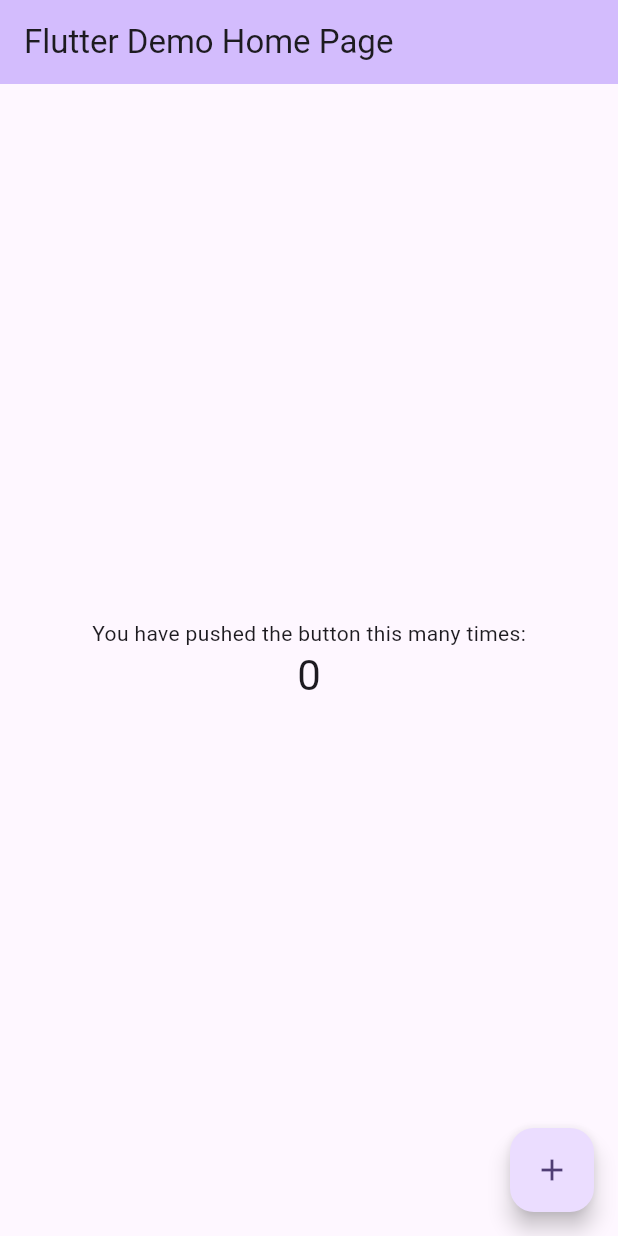
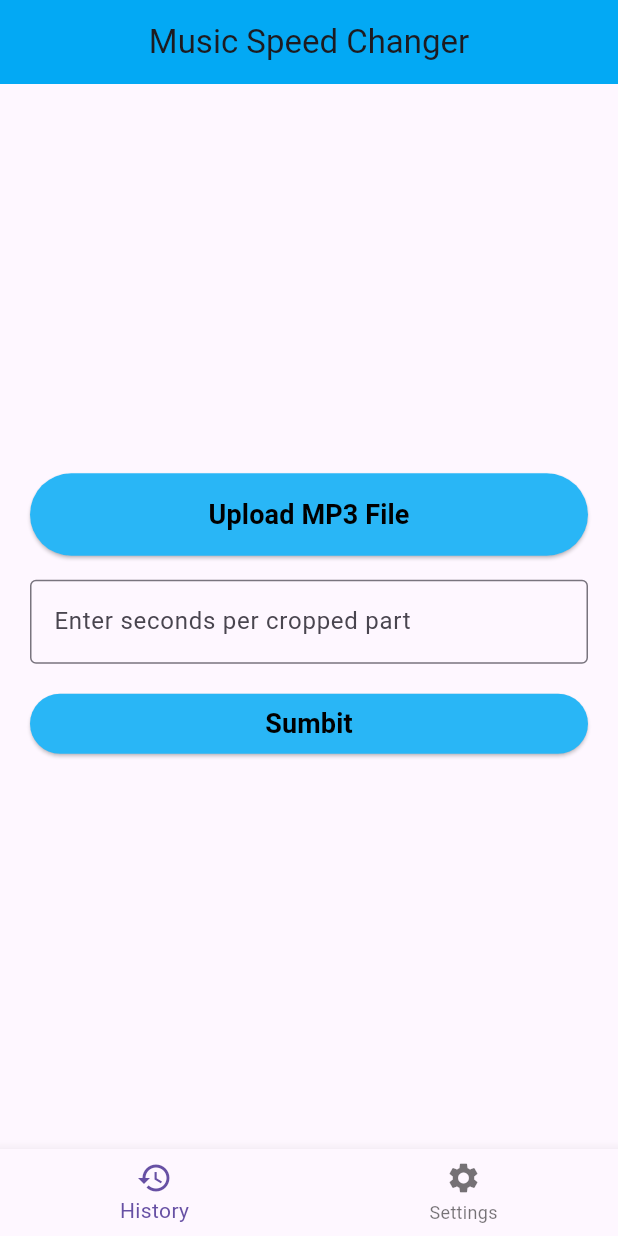
Before and after one commit to Haytam04/music_speed_changer, a Flutter app: the screen it shows after launch, on a phone screen of 412 x 824 dp. Run offline on Flutter 3.47's test engine with Material 3 defaults, Android fonts, the phone set to English and light mode, and no system bars; our stand-ins replace file_picker.

Commit message:
home page & upload feature

```diff
--- a/lib/main.dart
+++ b/lib/main.dart
@@ -1,125 +1,10 @@
 import 'package:flutter/material.dart';
+import 'package:music_speed_changer/pages/home_page.dart';
+
 
 void main() {
-  runApp(const MyApp());
+  runApp(const MaterialApp(
+    home: HomePage()
+    )
+  );
 }
-
-class MyApp extends StatelessWidget {
-  const MyApp({super.key});
-
-  // This widget is the root of your application.
-  @override
-  Widget build(BuildContext context) {
-    return MaterialApp(
-      title: 'Flutter Demo',
-      theme: ThemeData(
-        // This is the theme of your application.
-        //
-        // TRY THIS: Try running your application with "flutter run". You'll see
-        // the application has a purple toolbar. Then, without quitting the app,
-        // try changing the seedColor in the colorScheme below to Colors.green
-        // and then invoke "hot reload" (save your changes or press the "hot
-        // reload" button in a Flutter-supported IDE, or press "r" if you used
-        // the command line to start the app).
-        //
-        // Notice that the counter didn't reset back to zero; the application
-        // state is not lost during the reload. To reset the state, use hot
-        // restart instead.
-        //
-        // This works for code too, not just values: Most code changes can be
-        // tested with just a hot reload.
-        colorScheme: ColorScheme.fromSeed(seedColor: Colors.deepPurple),
-        useMaterial3: true,
-      ),
-      home: const MyHomePage(title: 'Flutter Demo Home Page'),
-    );
-  }
-}
-
-class MyHomePage extends StatefulWidget {
-  const MyHomePage({super.key, required this.title});
-
-  // This widget is the home page of your application. It is stateful, meaning
-  // that it has a State object (defined below) that contains fields that affect
-  // how it looks.
-
-  // This class is the configuration for the state. It holds the values (in this
-  // case the title) provided by the parent (in this case the App widget) and
-  // used by the build method of the State. Fields in a Widget subclass are
-  // always marked "final".
-
-  final String title;
-
-  @override
-  State<MyHomePage> createState() => _MyHomePageState();
-}
-
-class _MyHomePageState extends State<MyHomePage> {
-  int _counter = 0;
-
-  void _incrementCounter() {
-    setState(() {
-      // This call to setState tells the Flutter framework that something has
-      // changed in this State, which causes it to rerun the build method below
-      // so that the display can reflect the updated values. If we changed
-      // _counter without calling setState(), then the build method would not be
-      // called again, and so nothing would appear to happen.
-      _counter++;
-    });
-  }
-
-  @override
-  Widget build(BuildContext context) {
-    // This method is rerun every time setState is called, for instance as done
-    // by the _incrementCounter method above.
-    //
-    // The Flutter framework has been optimized to make rerunning build methods
-    // fast, so that you can just rebuild anything that needs updating rather
-    // than having to individually change instances of widgets.
-    return Scaffold(
-      appBar: AppBar(
-        // TRY THIS: Try changing the color here to a specific color (to
-        // Colors.amber, perhaps?) and trigger a hot reload to see the AppBar
-        // change color while the other colors stay the same.
-        backgroundColor: Theme.of(context).colorScheme.inversePrimary,
-        // Here we take the value from the MyHomePage object that was created by
-        // the App.build method, and use it to set our appbar title.
-        title: Text(widget.title),
-      ),
-      body: Center(
-        // Center is a layout widget. It takes a single child and positions it
-        // in the middle of the parent.
-        child: Column(
-          // Column is also a layout widget. It takes a list of children and
-          // arranges them vertically. By default, it sizes itself to fit its
-          // children horizontally, and tries to be as tall as its parent.
-          //
-          // Column has various properties to control how it sizes itself and
-          // how it positions its children. Here we use mainAxisAlignment to
-          // center the children vertically; the main axis here is the vertical
-          // axis because Columns are vertical (the cross axis would be
-          // horizontal).
-          //
-          // TRY THIS: Invoke "debug painting" (choose the "Toggle Debug Paint"
-          // action in the IDE, or press "p" in the console), to see the
-          // wireframe for each widget.
-          mainAxisAlignment: MainAxisAlignment.center,
-          children: <Widget>[
-            const Text(
-              'You have pushed the button this many times:',
-            ),
-            Text(
-              '$_counter',
-              style: Theme.of(context).textTheme.headlineMedium,
-            ),
-          ],
-        ),
-      ),
-      floatingActionButton: FloatingActionButton(
-        onPressed: _incrementCounter,
-        tooltip: 'Increment',
-        child: const Icon(Icons.add),
-      ), // This trailing comma makes auto-formatting nicer for build methods.
-    );
-  }
-}
--- a/lib/pages/home_page.dart
+++ b/lib/pages/home_page.dart
@@ -0,0 +1,134 @@
+import 'dart:io';
+
+import 'package:file_picker/file_picker.dart';
+import 'package:flutter/material.dart';
+import 'package:music_speed_changer/pages/history_page.dart';
+import 'package:music_speed_changer/pages/play_page.dart';
+import 'package:music_speed_changer/pages/settings_page.dart';
+import 'package:path_provider/path_provider.dart';
+
+class HomePage extends StatefulWidget {
+  const HomePage({super.key});
+
+  @override
+  State<HomePage> createState() => _HomePageState();
+}
+
+class _HomePageState extends State<HomePage> {
+
+  File? selectedFile; // To store the uploaded MP3 file
+  final TextEditingController secondsController = TextEditingController();
+
+  Future<void> pickMp3File() async {
+    FilePickerResult? result = await FilePicker.platform.pickFiles(
+      type: FileType.custom,
+      allowedExtensions: ['mp3'],
+    );
+
+    if (result != null) {
+      File file = File(result.files.single.path!);
+      Directory appStorage = await getApplicationDocumentsDirectory();
+      String newPath = '${appStorage.path}/${file.uri.pathSegments.last}';
+      File storedFile = await file.copy(newPath);
+
+      setState(() {
+        selectedFile = storedFile;
+      });
+    }
+  }
+
+  void submitForm() {
+    if (selectedFile == null || secondsController.text.isEmpty) {
+      ScaffoldMessenger.of(context).showSnackBar(
+         const SnackBar(content: Text('Please upload an MP3 file and enter a duration.')),
+      );
+      return;
+    }
+
+    Navigator.push(
+      context,
+      MaterialPageRoute(builder: (context) => const PlayPage()),
+    );
+  }
+
+
+  @override
+  Widget build(BuildContext context) {
+    return Scaffold(
+      appBar: AppBar(
+        title: const Text("Music Speed Changer"),
+        backgroundColor: Colors.lightBlue,
+        centerTitle: true,
+      ),
+      body: Padding(
+        padding: const EdgeInsets.all(20.0),
+        child: Column(
+          crossAxisAlignment: CrossAxisAlignment.stretch,
+          mainAxisAlignment: MainAxisAlignment.center,
+          children: [
+            ElevatedButton(
+              onPressed: pickMp3File,
+              style: ElevatedButton.styleFrom(
+                backgroundColor: Colors.lightBlue[400],
+                minimumSize: const Size(80, 55),
+              ),
+              child: const Text('Upload MP3 File', style:
+              TextStyle(
+                fontWeight: FontWeight.w600,
+                color: Colors.black,
+                fontSize: 18
+              )),
+            ),
+            const SizedBox(height: 16),
+            if (selectedFile != null)
+              Padding(
+                padding: const EdgeInsets.symmetric(vertical: 10.0),
+                child: Text('Selected File: ${selectedFile!.path.split('/').last}'),
+              ),
+            TextField(
+              controller: secondsController,
+              keyboardType: TextInputType.number,
+              decoration: const InputDecoration(
+                hintText: 'Enter seconds per cropped part',
+                border: OutlineInputBorder(),
+              ),
+            ),
+            const SizedBox(height: 16),
+            ElevatedButton(
+              onPressed: submitForm,
+              style: ElevatedButton.styleFrom(
+                backgroundColor: Colors.lightBlue[400],
+              ),
+              child: const Text('Sumbit', style:
+              TextStyle(
+                fontWeight: FontWeight.w600,
+                color: Colors.black,
+                fontSize: 18
+              )),
+            ),
+          ],
+        ),
+      ),
+       bottomNavigationBar: BottomNavigationBar(
+        items: const [
+          BottomNavigationBarItem(icon: Icon(Icons.history), label: 'History'),
+          BottomNavigationBarItem(icon: Icon(Icons.settings), label: 'Settings'),
+        ],
+        onTap: (index) {
+          if (index == 0) {
+            Navigator.push(
+              context,
+              MaterialPageRoute(builder: (context) => const SettingsPage()),
+            );
+          } else if (index == 1) {
+            Navigator.push(
+              context,
+              MaterialPageRoute(builder: (context) => const HistoryPage()),
+            );
+          }
+        },
+      ),
+
+    );
+  }
+}
```
Also changed, not shown: lib/pages/history_page.dart (+22 -0 lines), lib/pages/play_page.dart (+22 -0 lines), lib/pages/settings_page.dart (+22 -0 lines), 1 other file.
